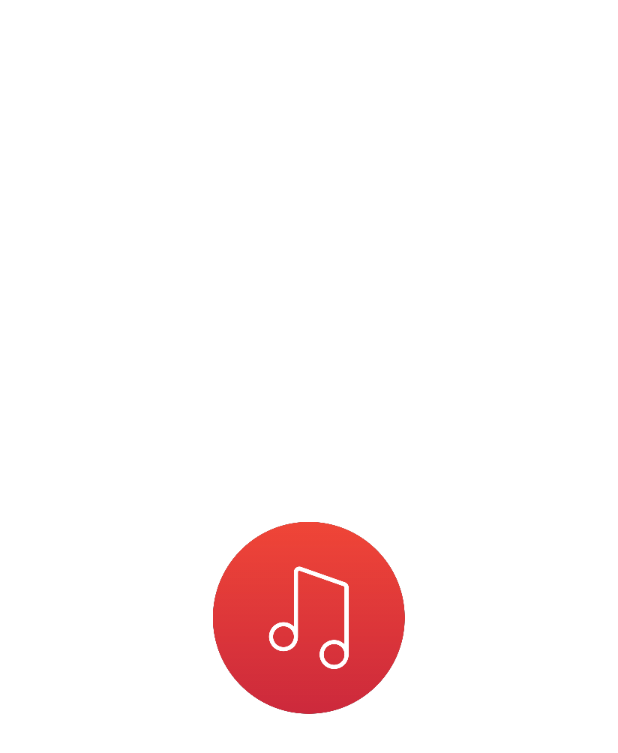
After one commit to cmFodWx5YWRhdjEyMTA5/DownloadMp3, an Android app: the SplashActivity screen opened directly, with no data from a screen before it, on a phone screen of 412 x 824 dp. The commit adds this screen. Shown: the top 753 px of the screen. Run offline under Robolectric (Android 15) with nearby library versions, the phone set to English and light mode, and no system bars; our stand-ins replace CircleImageView; 1 statement that could not run was skipped.

Commit message:
修改完善，添加splash

```diff
--- a/app/src/main/java/com/mp3downloader/musicgo/HomeFragment.java
+++ b/app/src/main/java/com/mp3downloader/musicgo/HomeFragment.java
@@ -100,7 +100,7 @@ public class HomeFragment extends SupportFragment implements IHomeFragment{
         mRedTabBadge = new QBadgeView(App.sContext)
                 .bindTarget(((ViewGroup) mTabLayout.getChildAt(0)).getChildAt(1));
         mRedTabBadge.setBadgeBackgroundColor(ContextCompat.getColor(App.sContext,
-                R.color.red));
+                R.color.color_fbc02d));
         mRedTabBadge.setBadgeGravity(Gravity.END | Gravity.TOP);
         mRedTabBadge.setBadgeNumber(-1);
         mRedTabBadge.setGravityOffset(16, true);
--- /dev/null
+++ b/app/src/main/java/com/mp3downloader/musicgo/SplashActivity.java
@@ -0,0 +1,45 @@
+package com.mp3downloader.musicgo;
+
+import android.content.Intent;
+import android.os.Handler;
+import android.support.v7.app.AppCompatActivity;
+
+import com.mp3downloader.App;
+import com.mp3downloader.R;
+
+/**
+ * Created by liyanju on 2018/5/25.
+ */
+
+public class SplashActivity extends AppCompatActivity{
+
+    @Override
+    public void finish() {
+        super.finish();
+        overridePendingTransition(0, R.anim.switch_service_out);
+    }
+
+
+    @Override
+    protected void onResume() {
+        super.onResume();
+        if (!App.isCoolLaunch) {
+            new Handler().postDelayed(new Runnable() {
+                @Override
+                public void run() {
+                    startMainActivity();
+                }
+            }, 1000);
+        } else {
+            App.isCoolLaunch = false;
+            startMainActivity();
+        }
+    }
+
+    private void startMainActivity() {
+        Intent intent = new Intent(this, MainActivity.class);
+        startActivity(intent);
+        overridePendingTransition(R.anim.switch_service_in, 0);
+        finish();
+    }
+}
--- a/app/src/main/java/com/mp3downloader/util/FileDownloaderHelper.java
+++ b/app/src/main/java/com/mp3downloader/util/FileDownloaderHelper.java
@@ -139,8 +139,10 @@ public class FileDownloaderHelper {
                             }
                         });
 
-                        RatingActivity.launch(App.sContext, "",
-                                App.sContext.getString(R.string.download_rating));
+                        if (App.isYoutube() || App.isSoundCloud()) {
+                            RatingActivity.launch(App.sContext, "",
+                                    App.sContext.getString(R.string.download_rating));
+                        }
 
                         FacebookReport.logSentDownloadFinish(song.getName());
                     } else {
--- a/app/src/main/java/com/mp3downloader/util/LogUtil.java
+++ b/app/src/main/java/com/mp3downloader/util/LogUtil.java
@@ -18,7 +18,7 @@ public class LogUtil {
 
     public static void e(String tag, String message) {
         if (BuildConfig.DEBUG) {
-            Log.v(tag, message);
+            Log.e(tag, message);
         }
     }
 }
--- /dev/null
+++ b/app/src/main/res/anim/switch_service_in.xml
@@ -0,0 +1,9 @@
+<?xml version="1.0" encoding="utf-8"?>
+<set xmlns:android="http://schemas.android.com/apk/res/android"
+     android:interpolator="@android:interpolator/decelerate_quint">
+
+    <alpha
+        android:duration="350"
+        android:fromAlpha="0.00"
+        android:toAlpha="1.0"/>
+</set>
--- /dev/null
+++ b/app/src/main/res/anim/switch_service_out.xml
@@ -0,0 +1,9 @@
+<?xml version="1.0" encoding="utf-8"?>
+<set xmlns:android="http://schemas.android.com/apk/res/android"
+     android:interpolator="@android:interpolator/accelerate_quint">
+
+    <alpha
+        android:duration="350"
+        android:fromAlpha="1.0"
+        android:toAlpha="0.00"/>
+</set>
--- /dev/null
+++ b/app/src/main/res/drawable/bg_splash.xml
@@ -0,0 +1,15 @@
+<?xml version="1.0" encoding="utf-8"?>
+<layer-list xmlns:android="http://schemas.android.com/apk/res/android"
+    xmlns:tools="http://schemas.android.com/tools">
+
+    <item
+        android:drawable="@color/material_white"
+        tools:ignore="PrivateResource"/>
+
+    <item>
+        <bitmap
+            android:src="@mipmap/ic_logo_splash"
+            android:gravity="center" />
+    </item>
+
+</layer-list>
--- a/app/src/main/res/layout/download_bottom_dialog.xml
+++ b/app/src/main/res/layout/download_bottom_dialog.xml
@@ -149,7 +149,7 @@
             android:layout_marginTop="4dp"
             android:text="@string/parse_url"
             android:textSize="11sp"
-            android:textColor="@color/des_color"
+            android:textColor="@color/title_color"
             android:layout_width="wrap_content"
             android:layout_height="wrap_content" />
 
--- a/app/src/main/res/menu/search_menu.xml
+++ b/app/src/main/res/menu/search_menu.xml
@@ -2,11 +2,6 @@
     xmlns:app="http://schemas.android.com/apk/res-auto"
     xmlns:tools="http://schemas.android.com/tools" tools:context=".MainActivity">
 
-    <item android:id="@+id/action_rating"
-        android:title="@string/ratting_name"
-        android:orderInCategory="0"
-        app:showAsAction="never"
-        />
     <item android:id="@+id/action_declare"
         android:title="@string/declare_text"
         android:orderInCategory="1"
--- a/app/src/main/res/values/colors.xml
+++ b/app/src/main/res/values/colors.xml
@@ -3,6 +3,7 @@
     <color name="colorPrimary">#F44336</color>
     <color name="colorPrimaryDark">#D32F2F</color>
     <color name="colorAccent">#FF5252</color>
+    <color name="colorPrimary_60">#60F44336</color>
 
     <color name="light_shadow_start_color">#5a000000</color>
 
@@ -21,5 +22,8 @@
     <color name="des_color">#757575</color>
 
     <color name="red">#C5025E</color>
+    <color name="color_fbc02d">#FBC02D</color>
+
+
 
 </resources>
--- a/app/src/main/res/values/strings.xml
+++ b/app/src/main/res/values/strings.xml
@@ -58,4 +58,5 @@
     <string name="fb_login_protocol_scheme">fb237410413694951</string>
 
     <string name="download_rating">For you to download a music, please give me five stars.</string>
+    <string name="parse_url_failure">Parse downloading URL failure !</string>
 </resources>
--- a/app/src/main/res/values/styles.xml
+++ b/app/src/main/res/values/styles.xml
@@ -8,4 +8,13 @@
         <item name="colorAccent">@color/colorAccent</item>
     </style>
 
+    <style name="splash_theme" parent="Theme.AppCompat.Light.NoActionBar">
+        <item name="colorPrimaryDark">@color/material_white</item>
+        <item name="android:windowBackground">@drawable/bg_splash</item>
+        <item name="android:windowNoTitle">true</item>
+        <item name="android:windowFullscreen">true</item>
+        <item name="windowActionBar">false</item>
+        <item name="windowNoTitle">true</item>
+    </style>
+
 </resources>
```
Also changed, not shown: app/src/main/AndroidManifest.xml (+13 -1 lines), app/src/main/java/com/mp3downloader/App.java (+6 -1 lines), app/src/main/java/com/mp3downloader/musicgo/PlayingDetailActivity.java (+5 -6 lines), app/src/main/java/com/mp3downloader/view/DownloadBottomSheetDialog.java (+29 -6 lines), app/src/main/res/layout/activity_playing_detail.xml (+6 -3 lines), app/src/main/res/mipmap-xxxhdpi/ic_logo_splash.png (added).
